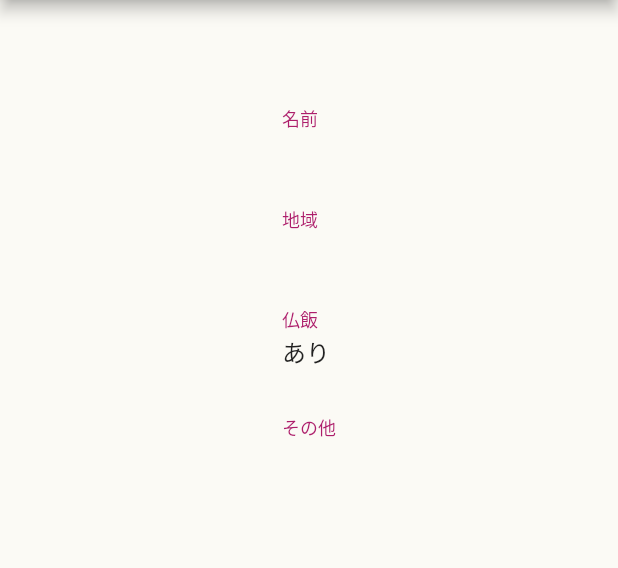
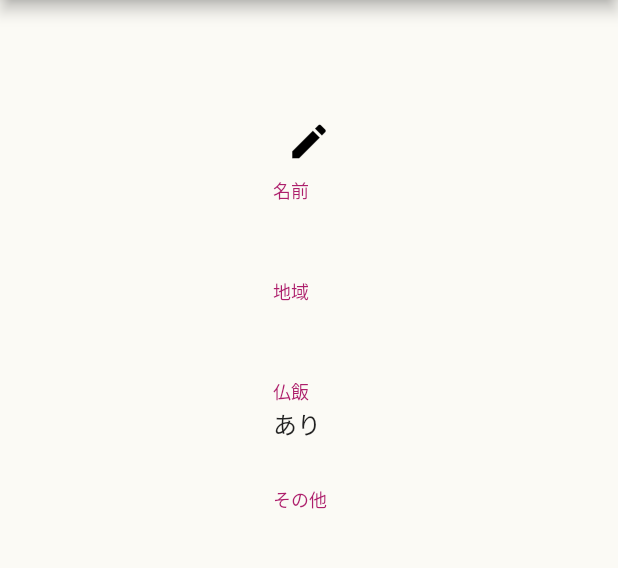
Before and after one commit to noritk003/ShundojiManagementApp, a Flutter app: the DankaDetailPage screen opened directly with empty values, on a phone screen of 412 x 824 dp, the part 84-652 px from its top. Run offline on Flutter 3.47's test engine with Material 2 defaults, Android fonts, the light colour scheme and no system bars; our stand-ins replace flutter_slidable, page_transition, sqflite; accounts and stored records are empty.

Commit message:
更新時画面編集CD中

```diff
--- a/lib/danka_detail/DankaDetailModel.dart
+++ b/lib/danka_detail/DankaDetailModel.dart
@@ -3,15 +3,12 @@ import 'package:shundoji_management_app/common_database/DatabaseController.dart'
 import 'package:shundoji_management_app/domein/danka.dart';
 
 class DankaDetailModel extends ChangeNotifier {
-  // late List<Map<String, dynamic>> dankaList;
   List<Danka>? dankaList;
   Danka danka = Danka();
 
   void getSelectedData(selectedId) async {
     List<Map<String, dynamic>> selectedData =
         await DatabaseController().querySelectedId(selectedId);
-    // dankaList = selectedData;
-    // return selectedData;
 
     dankaList = selectedData.map((Map data) {
       // Danka danka = Danka();
--- a/lib/danka_detail/DankaDetailPage.dart
+++ b/lib/danka_detail/DankaDetailPage.dart
@@ -10,118 +10,12 @@ import 'package:shundoji_management_app/edit_danka/EditDankaPage.dart';
 
 import '../domein/danka.dart';
 
-// class DankaDetailPage extends StatelessWidget {
-//   DankaDetailPage(this.dankaId) {
-//     // 型変換うまくいかない
-//     danka = DankaDetailModel().getSelectedData(dankaId) as Danka;
-//     // danka = dankaData[0];
-//   }
-
-//   int dankaId;
-//   late List<Danka> dankaData;
-//   late Danka danka;
-
-//   @override
-//   Widget build(BuildContext context) {
-//     return Scaffold(
-//         backgroundColor: Color(0xffFBFAF5),
-//         appBar: AppBar(
-//           iconTheme: IconThemeData(color: Colors.black),
-//           flexibleSpace: Container(
-//               decoration: BoxDecoration(
-//             image: DecorationImage(
-//                 image: AssetImage('images/appbar_bk.jpg'), fit: BoxFit.cover),
-//           )),
-//           actions: [
-//             IconButton(
-//                 icon: Icon(Icons.edit),
-//                 color: Colors.black,
-//                 iconSize: 30,
-//                 onPressed: () async {
-//                   await Navigator.push(
-//                     context,
-//                     MaterialPageRoute(
-//                       builder: (context) => EditDankaPage(danka),
-//                       fullscreenDialog: true,
-//                     ),
-//                   );
-//                 }),
-//             SizedBox(
-//               width: 40,
-//             )
-//           ],
-//         ),
-//         body: Padding(
-//           padding: const EdgeInsets.only(top: 50, right: 40, left: 40),
-//           child: Column(
-//             crossAxisAlignment: CrossAxisAlignment.start,
-//             children: [
-//               Text(
-//                 '名前',
-//                 style: TextStyle(fontSize: 12, color: Color(0xffAD1E6B)),
-//               ),
-//               Text(
-//                 danka.name,
-//                 style: TextStyle(fontSize: 16),
-//               ),
-//               SizedBox(
-//                 height: 30,
-//               ),
-//               Text(
-//                 '地域',
-//                 style: TextStyle(fontSize: 12, color: Color(0xffAD1E6B)),
-//               ),
-//               Text(
-//                 danka.address,
-//                 style: TextStyle(fontSize: 16),
-//               ),
-//               SizedBox(
-//                 height: 30,
-//               ),
-//               Text(
-//                 '仏飯',
-//                 style: TextStyle(fontSize: 12, color: Color(0xffAD1E6B)),
-//               ),
-//               buppanFlgPresence(danka.buppanFlg),
-//               SizedBox(
-//                 height: 30,
-//               ),
-//               Text(
-//                 'その他',
-//                 style: TextStyle(fontSize: 12, color: Color(0xffAD1E6B)),
-//               ),
-//               Text(
-//                 danka.others,
-//                 style: TextStyle(fontSize: 16),
-//               ),
-//               SizedBox(
-//                 height: 30,
-//               ),
-//             ],
-//           ),
-//         ));
-//   }
-
-//   Widget buppanFlgPresence(int buppanflg) {
-//     if (buppanflg == 1) {
-//       return Text(
-//         'あり',
-//         style: TextStyle(fontSize: 16),
-//       );
-//     } else {
-//       return Text(
-//         'なし',
-//         style: TextStyle(fontSize: 16),
-//       );
-//     }
-//   }
-// }
-
 class DankaDetailPage extends StatelessWidget {
   DankaDetailPage(this.dankaId);
 
   int dankaId;
   Danka danka = Danka();
+  DankaDetailModel fmodel = DankaDetailModel();
 
   @override
   Widget build(BuildContext context) {
@@ -137,21 +31,26 @@ class DankaDetailPage extends StatelessWidget {
                 image: AssetImage('images/appbar_bk.jpg'), fit: BoxFit.cover),
           )),
           actions: [
-            IconButton(
+            Consumer<DankaDetailModel>(builder: (context, model, child) {
+              final Widget widgets = IconButton(
                   icon: Icon(Icons.edit),
                   color: Colors.black,
                   iconSize: 30,
                   onPressed: () async {
-                  final result = await Navigator.push(
+                    // final result = await Navigator.push(
+                    await Navigator.push(
                       context,
                       MaterialPageRoute(
                         builder: (context) => EditDankaPage(danka),
-                      fullscreenDialog: true,
+                        // fullscreenDialog: true,
                       ),
                     );
                     // DankaDetailModel().getSelectedData(dankaId);
                     // final model = context.read();
                     // model.reload();
+                    model.getSelectedData(dankaId);
+                  });
+              return widgets;
             }),
             SizedBox(
               width: 40,
@@ -173,6 +72,24 @@ class DankaDetailPage extends StatelessWidget {
                 child: Column(
                   crossAxisAlignment: CrossAxisAlignment.start,
                   children: [
+                    IconButton(
+                        icon: Icon(Icons.edit),
+                        color: Colors.black,
+                        iconSize: 30,
+                        onPressed: () async {
+                          // final result = await Navigator.push(
+                          await Navigator.push(
+                            context,
+                            MaterialPageRoute(
+                              builder: (context) => EditDankaPage(danka),
+                              // fullscreenDialog: true,
+                            ),
+                          );
+                          DankaDetailModel().getSelectedData(dankaId);
+                          // model.getSelectedData(dankaId);
+                          // final model = context.read();
+                          // model.reload();
+                        }),
                     Text(
                       '名前',
                       style: TextStyle(fontSize: 12, color: Color(0xffAD1E6B)),
--- a/lib/edit_danka/EditDankaModel.dart
+++ b/lib/edit_danka/EditDankaModel.dart
@@ -23,7 +23,7 @@ class EditDankaModel extends ChangeNotifier {
 
   Future updateDanka(danka) async {
     await databaseController.update(danka);
-    notifyListeners();
+    // notifyListeners();
   }
 
   int ConvertBoolToInt(pBool) {
```
Lines whose indentation alone changed are shown as unchanged.
